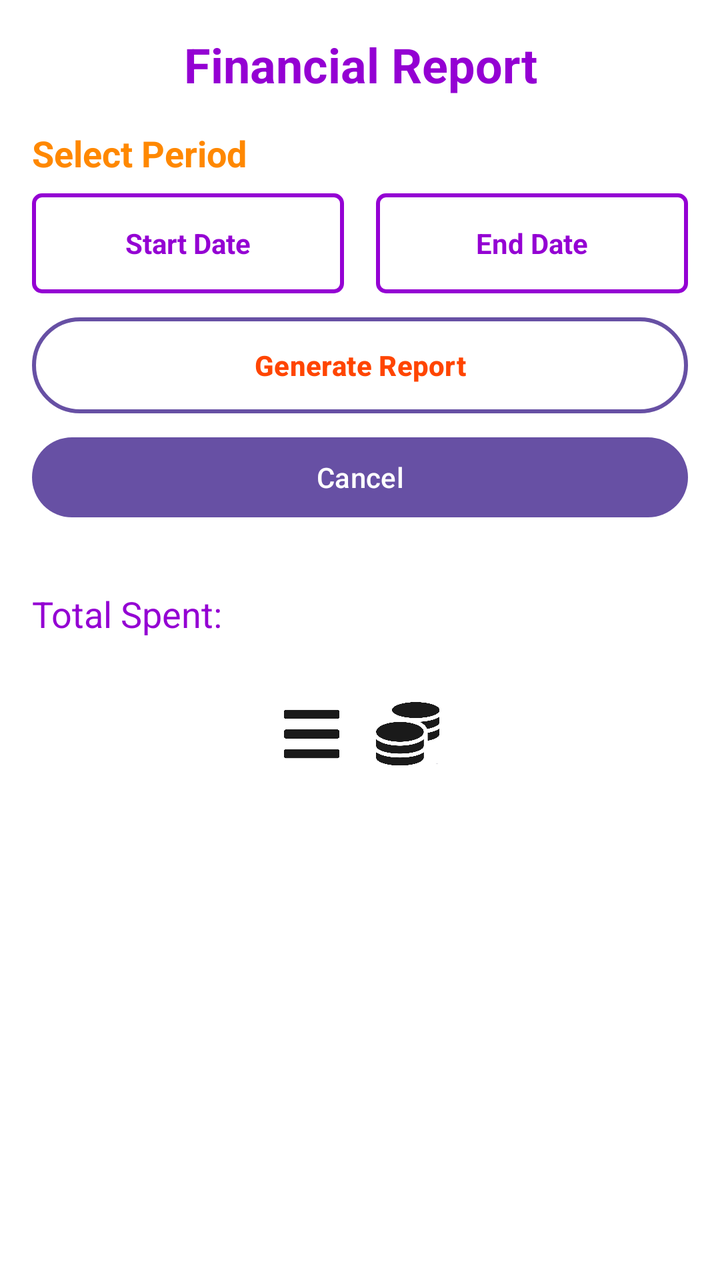
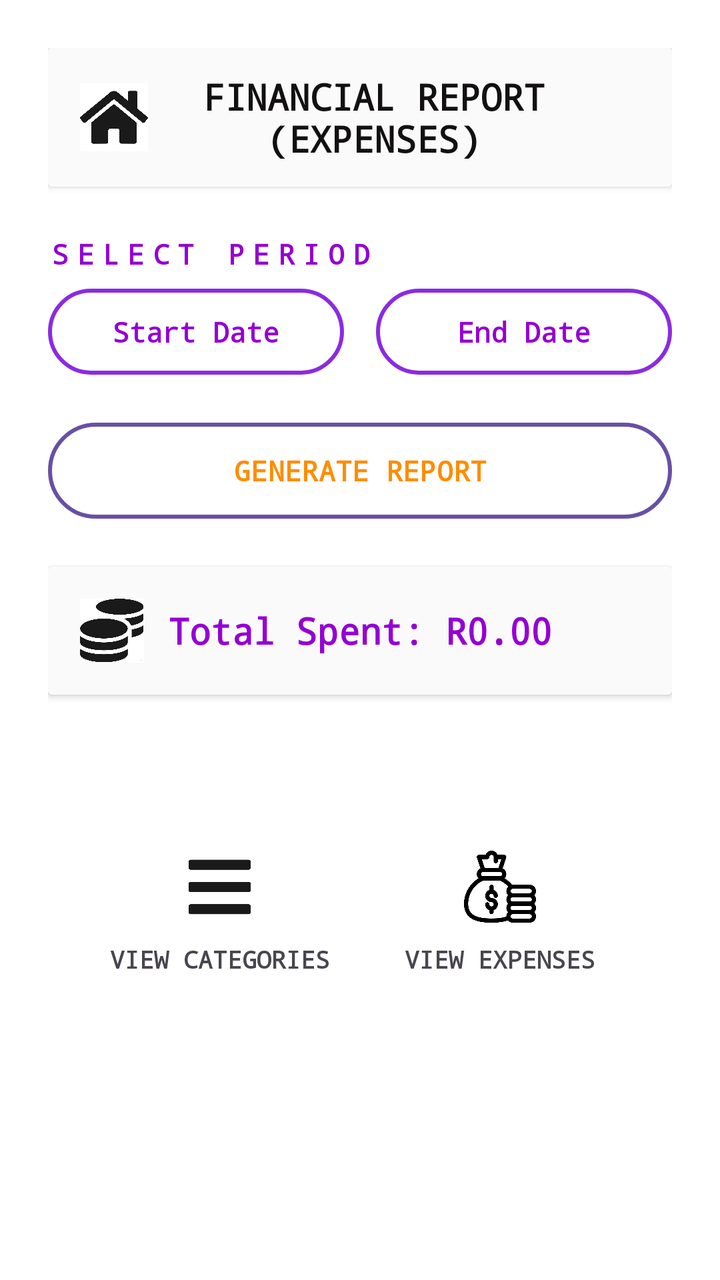

An Android layout rendered at two revisions. The XML below is the earlier revision; the diff shows what the commit changed to produce the second picture.
<!-- AndroidManifest.xml: application theme Theme.FlashApp -->
<!-- res/layout/activity_report.xml -->
<ScrollView xmlns:android="http://schemas.android.com/apk/res/android"
    android:background="@android:color/white"
    android:layout_width="match_parent"
    android:layout_height="match_parent"
    android:padding="16dp">

    <LinearLayout
        android:orientation="vertical"
        android:layout_width="match_parent"
        android:layout_height="wrap_content">

        
        <TextView
            android:id="@+id/financialReportTitle"
            android:text="Financial Report"
            android:textSize="24sp"
            android:textStyle="bold"
            android:textColor="@color/DarkViolet"
            android:gravity="center"
            android:layout_width="match_parent"
            android:layout_height="wrap_content"
            android:layout_marginBottom="16dp" />

        
        <TextView
            android:id="@+id/selectPeriodHeader"
            android:layout_width="wrap_content"
            android:layout_height="wrap_content"
            android:layout_marginBottom="8dp"
            android:text="Select Period"
            android:textColor="@android:color/holo_orange_dark"
            android:textSize="18sp"
            android:textStyle="bold" />

        
        <LinearLayout
            android:layout_width="match_parent"
            android:layout_height="wrap_content"
            android:orientation="horizontal"
            android:weightSum="2"
            android:layout_marginBottom="12dp">

            <TextView
                android:id="@+id/startDate"
                android:layout_width="0dp"
                android:layout_height="50dp"
                android:layout_marginEnd="8dp"
                android:layout_weight="1"
                android:background="@drawable/square_box_outline"
                android:gravity="center"
                android:text="Start Date"
                android:textColor="@color/DarkViolet"
                android:textStyle="bold"
                android:clickable="true"
                android:focusable="false" />

            <TextView
                android:id="@+id/endDate"
                android:layout_width="0dp"
                android:layout_height="50dp"
                android:layout_marginStart="8dp"
                android:layout_weight="1"
                android:background="@drawable/square_box_outline"
                android:gravity="center"
                android:text="End Date"
                android:textColor="@color/DarkViolet"
                android:textStyle="bold"
                android:clickable="true"
                android:focusable="false" />
        </LinearLayout>

        
        <Button
            android:id="@+id/generateReportBtn"
            android:layout_width="match_parent"
            android:layout_height="wrap_content"
            android:layout_marginBottom="8dp"
            android:background="@drawable/orange_button_border"
            android:text="Generate Report"
            android:textColor="@color/OrangeRed"
            android:textStyle="bold" />

        
        <Button
            android:id="@+id/cancelBtn"
            android:layout_width="match_parent"
            android:layout_height="wrap_content"
            android:text="Cancel"
            android:layout_marginBottom="16dp" />

        
        <TextView
            android:id="@+id/totalSpentText"
            android:layout_width="wrap_content"
            android:layout_height="wrap_content"
            android:text="Total Spent: "
            android:textSize="18sp"
            android:layout_marginTop="16dp"
            android:textColor="@color/DarkViolet" />

        <LinearLayout
            android:id="@+id/categoryListContainer"
            android:layout_width="match_parent"
            android:layout_height="wrap_content"
            android:orientation="vertical"
            android:layout_marginTop="16dp" />

        
        <LinearLayout
            android:layout_width="match_parent"
            android:layout_height="wrap_content"
            android:orientation="horizontal"
            android:gravity="center"
            android:layout_marginTop="16dp">

            
            <ImageButton
                android:id="@+id/categoriesBtn"
                android:layout_width="32dp"
                android:layout_height="32dp"
                android:layout_marginEnd="16dp"
                android:src="@drawable/ic_list"
                android:contentDescription="Categories"
                android:background="?android:attr/selectableItemBackgroundBorderless"
                android:scaleType="fitCenter" />

            
            <ImageButton
                android:id="@+id/expensesBtn"
                android:layout_width="32dp"
                android:layout_height="32dp"
                android:src="@drawable/ic_coins"
                android:contentDescription="Expenses"
                android:background="?android:attr/selectableItemBackgroundBorderless"
                android:scaleType="fitCenter" />

        </LinearLayout>

    </LinearLayout>
</ScrollView>
<!-- resources referenced by this layout -->
<resources>
  <color name="DarkViolet">#9400D3</color>
  <color name="OrangeRed">#FF4500</color>
  <!-- drawable ic_coins: png bitmap (drawable, 27770 bytes) -->
  <!-- drawable ic_list: png bitmap (drawable, 10699 bytes) -->
  <!-- drawable orange_button_border (drawable) -->
  <?xml version="1.0" encoding="utf-8"?>
  <shape xmlns:android="http://schemas.android.com/apk/res/android"
      android:shape="rectangle">
      <solid android:color="@android:color/transparent" />
      <stroke
          android:width="2dp"
          android:color="@color/DarkOrange" />
      <corners android:radius="32dp" />
  </shape>
  <!-- drawable square_box_outline (drawable) -->
  <shape xmlns:android="http://schemas.android.com/apk/res/android"
      android:shape="rectangle">
      <solid android:color="@android:color/white" />
      <stroke android:width="2dp" android:color="@color/DarkViolet" />
      <corners android:radius="4dp" />
  </shape>
  <style name="Theme.FlashApp" parent="Base.Theme.FlashApp" />
  <color name="DarkOrange">#FF8C00</color>
  <style name="Base.Theme.FlashApp" parent="Theme.Material3.DayNight.NoActionBar">
          
          
      </style>
</resources>

<!-- the commit's change to res/layout/activity_report.xml (unified diff, before → after) -->
@@ -1,139 +1,231 @@
+<?xml version="1.0" encoding="utf-8"?>
 <ScrollView xmlns:android="http://schemas.android.com/apk/res/android"
-    android:background="@android:color/white"
+    android:id="@+id/view_all_scroll"
     android:layout_width="match_parent"
     android:layout_height="match_parent"
-    android:padding="16dp">
+    android:fillViewport="true"
+    android:background="#FFFFFF"
+    android:padding="24dp">
 
     <LinearLayout
+        android:layout_width="match_parent"
+        android:layout_height="wrap_content"
         android:orientation="vertical"
-        android:layout_width="match_parent"
-        android:layout_height="wrap_content">
+        android:gravity="center_horizontal">
 
         
-        <TextView
-            android:id="@+id/financialReportTitle"
-            android:text="Financial Report"
-            android:textSize="24sp"
-            android:textStyle="bold"
-            android:textColor="@color/DarkViolet"
-            android:gravity="center"
-            android:layout_width="match_parent"
-            android:layout_height="wrap_content"
-            android:layout_marginBottom="16dp" />
+        <androidx.cardview.widget.CardView
+            android:layout_width="match_parent"
+            android:layout_height="wrap_content"
+            android:layout_marginBottom="24dp"
+            android:backgroundTint="#FAFAFA">
+
+            <LinearLayout
+                android:layout_width="match_parent"
+                android:layout_height="wrap_content"
+                android:orientation="horizontal"
+                android:gravity="center_vertical"
+                android:padding="12dp">
+
+                <ImageView
+                    android:id="@+id/homeIcon"
+                    android:layout_width="42dp"
+                    android:layout_height="42dp"
+                    android:src="@drawable/ic_home"
+                    android:contentDescription="Back to Dashboard"
+                    android:padding="4dp"
+                    android:clickable="true"
+                    android:focusable="true" />
+
+                <TextView
+                    android:id="@+id/financialReportTitle"
+                    android:layout_width="0dp"
+                    android:layout_height="wrap_content"
+                    android:layout_weight="1"
+                    android:text="FINANCIAL REPORT
+                    (EXPENSES)"
+                    android:textSize="18sp"
+                    android:textStyle="bold"
+                    android:textColor="#121010"
+                    android:fontFamily="monospace"
+                    android:gravity="center"
+                    android:layout_marginStart="-28dp" />
+            </LinearLayout>
+        </androidx.cardview.widget.CardView>
 
         
         <TextView
             android:id="@+id/selectPeriodHeader"
-            android:layout_width="wrap_content"
-            android:layout_height="wrap_content"
-            android:layout_marginBottom="8dp"
-            android:text="Select Period"
-            android:textColor="@android:color/holo_orange_dark"
-            android:textSize="18sp"
-            android:textStyle="bold" />
-
-        
+            android:layout_width="match_parent"
+            android:layout_height="wrap_content"
+            android:text="SELECT PERIOD"
+            android:textColor="@color/DarkViolet"
+            android:letterSpacing="0.3"
+            android:textSize="14sp"
+            android:textStyle="bold"
+            android:fontFamily="monospace"
+            android:layout_marginBottom="8dp" />
+
         <LinearLayout
             android:layout_width="match_parent"
             android:layout_height="wrap_content"
             android:orientation="horizontal"
-            android:weightSum="2"
-            android:layout_marginBottom="12dp">
+            android:layout_marginBottom="24dp"
+            android:weightSum="2">
 
             <TextView
                 android:id="@+id/startDate"
                 android:layout_width="0dp"
-                android:layout_height="50dp"
+                android:layout_height="43dp"
+                android:layout_weight="1"
                 android:layout_marginEnd="8dp"
-                android:layout_weight="1"
-                android:background="@drawable/square_box_outline"
                 android:gravity="center"
                 android:text="Start Date"
+                android:clickable="true"
+                android:focusable="false"
                 android:textColor="@color/DarkViolet"
                 android:textStyle="bold"
-                android:clickable="true"
-                android:focusable="false" />
+                android:fontFamily="monospace"
+                android:background="@drawable/purple_button_border" />
 
             <TextView
                 android:id="@+id/endDate"
                 android:layout_width="0dp"
-                android:layout_height="50dp"
+                android:layout_height="43dp"
+                android:layout_weight="1"
                 android:layout_marginStart="8dp"
-                android:layout_weight="1"
-                android:background="@drawable/square_box_outline"
                 android:gravity="center"
                 android:text="End Date"
+                android:clickable="true"
+                android:focusable="false"
                 android:textColor="@color/DarkViolet"
                 android:textStyle="bold"
-                android:clickable="true"
-                android:focusable="false" />
+                android:fontFamily="monospace"
+                android:background="@drawable/purple_button_border" />
         </LinearLayout>
 
-        
         <Button
             android:id="@+id/generateReportBtn"
             android:layout_width="match_parent"
             android:layout_height="wrap_content"
-            android:layout_marginBottom="8dp"
             android:background="@drawable/orange_button_border"
-            android:text="Generate Report"
-            android:textColor="@color/OrangeRed"
-            android:textStyle="bold" />
-
-        
-        <Button
-            android:id="@+id/cancelBtn"
-            android:layout_width="match_parent"
-            android:layout_height="wrap_content"
-            android:text="Cancel"
-            android:layout_marginBottom="16dp" />
-
-        
-        <TextView
-            android:id="@+id/totalSpentText"
-            android:layout_width="wrap_content"
-            android:layout_height="wrap_content"
-            android:text="Total Spent: "
-            android:textSize="18sp"
-            android:layout_marginTop="16dp"
-            android:textColor="@color/DarkViolet" />
+            android:text="GENERATE REPORT"
+            android:textColor="@color/DarkOrange"
+            android:textStyle="bold"
+            android:fontFamily="monospace"
+            android:layout_marginBottom="24dp" />
+
+        <androidx.cardview.widget.CardView
+            android:layout_width="match_parent"
+            android:layout_height="wrap_content"
+            android:layout_marginBottom="24dp"
+            android:backgroundTint="#FAFAFA">
+
+            <LinearLayout
+                android:layout_width="match_parent"
+                android:layout_height="wrap_content"
+                android:orientation="horizontal"
+                android:gravity="center_vertical"
+                android:padding="16dp">
+
+                
+                <ImageView
+                    android:layout_width="32dp"
+                    android:layout_height="32dp"
+                    android:src="@drawable/ic_coins"
+                    android:contentDescription="Total Icon"
+                    android:layout_marginEnd="12dp" />
+
+                
+                <TextView
+                    android:id="@+id/totalSpentText"
+                    android:layout_width="wrap_content"
+                    android:layout_height="wrap_content"
+                    android:text="Total Spent: R0.00"
+                    android:textSize="18sp"
+                    android:textStyle="bold"
+                    android:textColor="@color/DarkViolet"
+                    android:fontFamily="monospace" />
+            </LinearLayout>
+        </androidx.cardview.widget.CardView>
 
         <LinearLayout
             android:id="@+id/categoryListContainer"
             android:layout_width="match_parent"
             android:layout_height="wrap_content"
             android:orientation="vertical"
-            android:layout_marginTop="16dp" />
-
-        
+            android:layout_marginBottom="24dp"
+            android:divider="?android:attr/dividerVertical"
+            android:showDividers="middle"
+            android:paddingTop="8dp"
+            android:paddingBottom="8dp"
+            android:layout_marginTop="8dp" />
+
+
         <LinearLayout
             android:layout_width="match_parent"
             android:layout_height="wrap_content"
             android:orientation="horizontal"
             android:gravity="center"
-            android:layout_marginTop="16dp">
+            android:layout_marginBottom="16dp"
+            android:weightSum="2"
+            android:paddingHorizontal="16dp">
 
             
-            <ImageButton
-                android:id="@+id/categoriesBtn"
-                android:layout_width="32dp"
-                android:layout_height="32dp"
-                android:layout_marginEnd="16dp"
-                android:src="@drawable/ic_list"
-                android:contentDescription="Categories"
-                android:background="?android:attr/selectableItemBackgroundBorderless"
-                android:scaleType="fitCenter" />
+            <LinearLayout
+                android:layout_width="0dp"
+                android:layout_height="wrap_content"
+                android:layout_weight="1"
+                android:orientation="vertical"
+                android:gravity="center_horizontal">
+
+                <ImageButton
+                    android:id="@+id/categoriesBtn"
+                    android:layout_width="48dp"
+                    android:layout_height="48dp"
+                    android:src="@drawable/ic_list"
+                    android:backgroundTint="@color/white"
+                    android:contentDescription="Categories"
+                    android:scaleType="centerInside"
+                    android:padding="6dp" />
+
+                <TextView
+                    android:layout_width="wrap_content"
+                    android:layout_height="wrap_content"
+                    android:text="VIEW CATEGORIES"
+                    android:textStyle="bold"
+                    android:textSize="12sp"
+                    android:fontFamily="monospace"
+                    android:layout_marginTop="4dp" />
+            </LinearLayout>
 
             
-            <ImageButton
-                android:id="@+id/expensesBtn"
-                android:layout_width="32dp"
-                android:layout_height="32dp"
-                android:src="@drawable/ic_coins"
-                android:contentDescription="Expenses"
-                android:background="?android:attr/selectableItemBackgroundBorderless"
-                android:scaleType="fitCenter" />
-
+            <LinearLayout
+                android:layout_width="0dp"
+                android:layout_height="wrap_content"
+                android:layout_weight="1"
+                android:orientation="vertical"
+                android:gravity="center_horizontal">
+
+                <ImageButton
+                    android:id="@+id/expensesBtn"
+                    android:layout_width="48dp"
+                    android:layout_height="48dp"
+                    android:src="@drawable/money_bag"
+                    android:backgroundTint="@color/white"
+                    android:contentDescription="Expenses"
+                    android:scaleType="centerInside"
+                    android:padding="6dp" />
+
+                <TextView
+                    android:layout_width="wrap_content"
+                    android:layout_height="wrap_content"
+                    android:text="VIEW EXPENSES"
+                    android:textStyle="bold"
+                    android:textSize="12sp"
+                    android:fontFamily="monospace"
+                    android:layout_marginTop="4dp" />
+            </LinearLayout>
         </LinearLayout>
 
     </LinearLayout>
<!-- resource entries referenced after the edit -->
@@ -1,9 +1,11 @@
 <!-- resources referenced by this layout -->
 <resources>
   <color name="DarkViolet">#9400D3</color>
-  <color name="OrangeRed">#FF4500</color>
+  <color name="white">#FFFFFFFF</color>
   <!-- drawable ic_coins: png bitmap (drawable, 27770 bytes) -->
+  <!-- drawable ic_home: png bitmap (drawable, 31080 bytes) -->
   <!-- drawable ic_list: png bitmap (drawable, 10699 bytes) -->
+  <!-- drawable money_bag: png bitmap (drawable, 20327 bytes) -->
   <!-- drawable orange_button_border (drawable) -->
   <?xml version="1.0" encoding="utf-8"?>
   <shape xmlns:android="http://schemas.android.com/apk/res/android"
@@ -14,14 +16,18 @@
           android:color="@color/DarkOrange" />
       <corners android:radius="32dp" />
   </shape>
-  <!-- drawable square_box_outline (drawable) -->
+  <!-- drawable purple_button_border (drawable) -->
+  <?xml version="1.0" encoding="utf-8"?>
   <shape xmlns:android="http://schemas.android.com/apk/res/android"
       android:shape="rectangle">
-      <solid android:color="@android:color/white" />
-      <stroke android:width="2dp" android:color="@color/DarkViolet" />
-      <corners android:radius="4dp" />
+      <solid android:color="@android:color/transparent" />
+      <stroke
+          android:width="2dp"
+          android:color="@color/BlueViolet" />
+      <corners android:radius="32dp" />
   </shape>
   <style name="Theme.FlashApp" parent="Base.Theme.FlashApp" />
+  <color name="BlueViolet">#8A2BE2</color>
   <color name="DarkOrange">#FF8C00</color>
   <style name="Base.Theme.FlashApp" parent="Theme.Material3.DayNight.NoActionBar">
           
